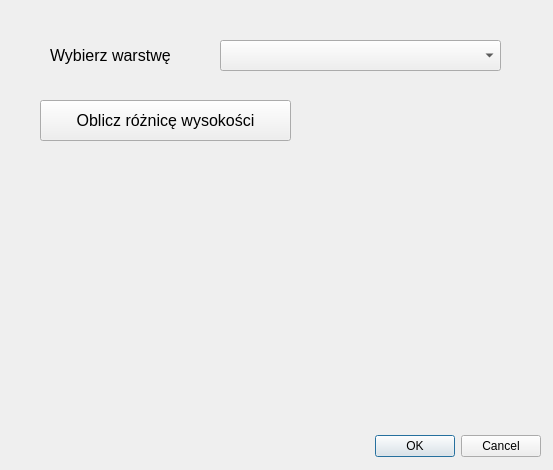
This is projekt_2_dialog_base.ui in bartekk123/projekt_na_5 as Qt 5 draws it before an edit. The edited form follows.
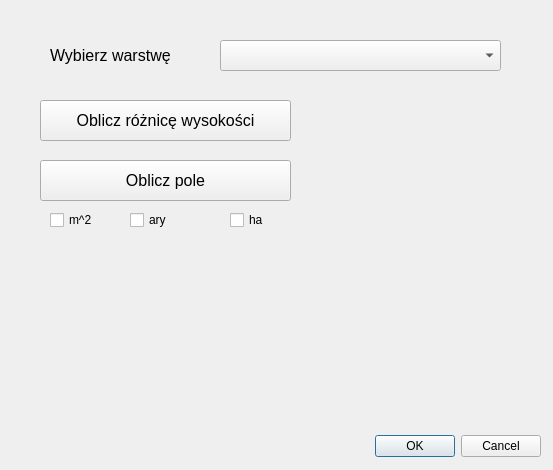
This is the edited form. Custom widgets are drawn as their Qt base class.

Commit message:
pole kod + dodanie nr punktow
nie wiem czy dziala, w qugisie

The edit to the form file:
```diff
--- a/projekt_2_dialog_base.ui
+++ b/projekt_2_dialog_base.ui
@@ -93,6 +93,78 @@
     </rect>
    </property>
   </widget>
+  <widget class="QPushButton" name="pushButton_pole">
+   <property name="geometry">
+    <rect>
+     <x>40</x>
+     <y>160</y>
+     <width>251</width>
+     <height>41</height>
+    </rect>
+   </property>
+   <property name="font">
+    <font>
+     <pointsize>12</pointsize>
+     <weight>50</weight>
+     <bold>false</bold>
+    </font>
+   </property>
+   <property name="text">
+    <string>Oblicz pole</string>
+   </property>
+  </widget>
+  <widget class="QLabel" name="label_pole_result">
+   <property name="geometry">
+    <rect>
+     <x>330</x>
+     <y>160</y>
+     <width>171</width>
+     <height>41</height>
+    </rect>
+   </property>
+   <property name="text">
+    <string/>
+   </property>
+  </widget>
+  <widget class="QCheckBox" name="checkBox_m2">
+   <property name="geometry">
+    <rect>
+     <x>50</x>
+     <y>210</y>
+     <width>81</width>
+     <height>20</height>
+    </rect>
+   </property>
+   <property name="text">
+    <string>m^2</string>
+   </property>
+  </widget>
+  <widget class="QCheckBox" name="checkBox_ary">
+   <property name="geometry">
+    <rect>
+     <x>130</x>
+     <y>210</y>
+     <width>81</width>
+     <height>20</height>
+    </rect>
+   </property>
+   <property name="text">
+    <string>ary</string>
+   </property>
+  </widget>
+  <widget class="QCheckBox" name="checkBox_ha">
+   <property name="geometry">
+    <rect>
+     <x>230</x>
+     <y>210</y>
+     <width>81</width>
+     <height>20</height>
+    </rect>
+   </property>
+   <property name="text">
+    <string>ha</string>
+   </property>
+  </widget>
  </widget>
  <customwidgets>
   <customwidget>
```
The commit also changes 6 other files.
